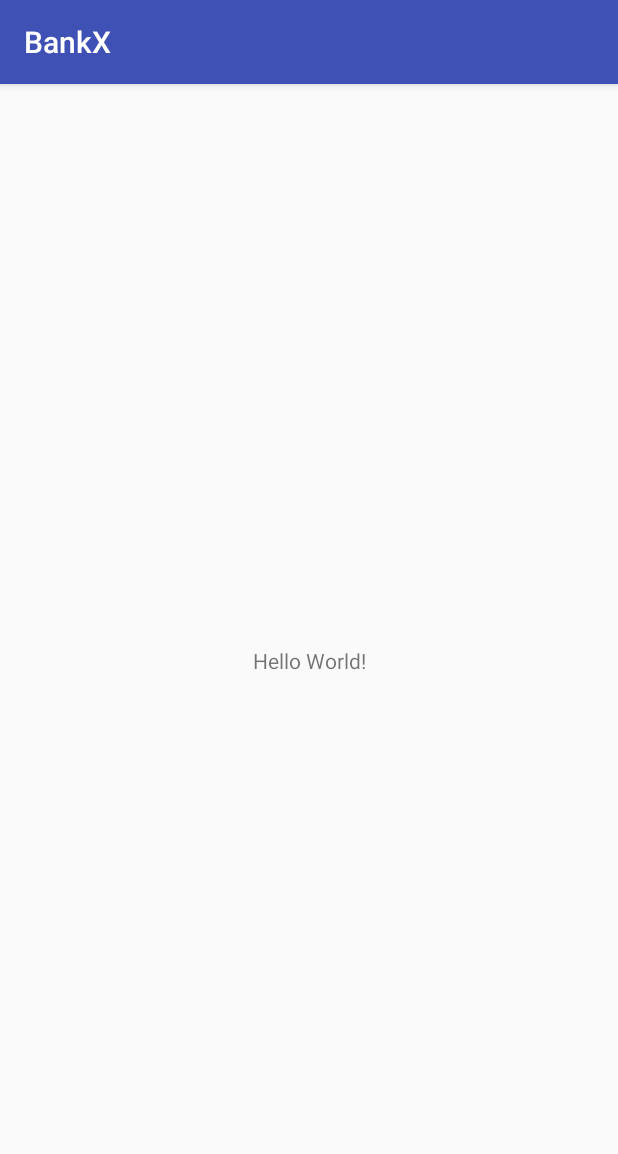
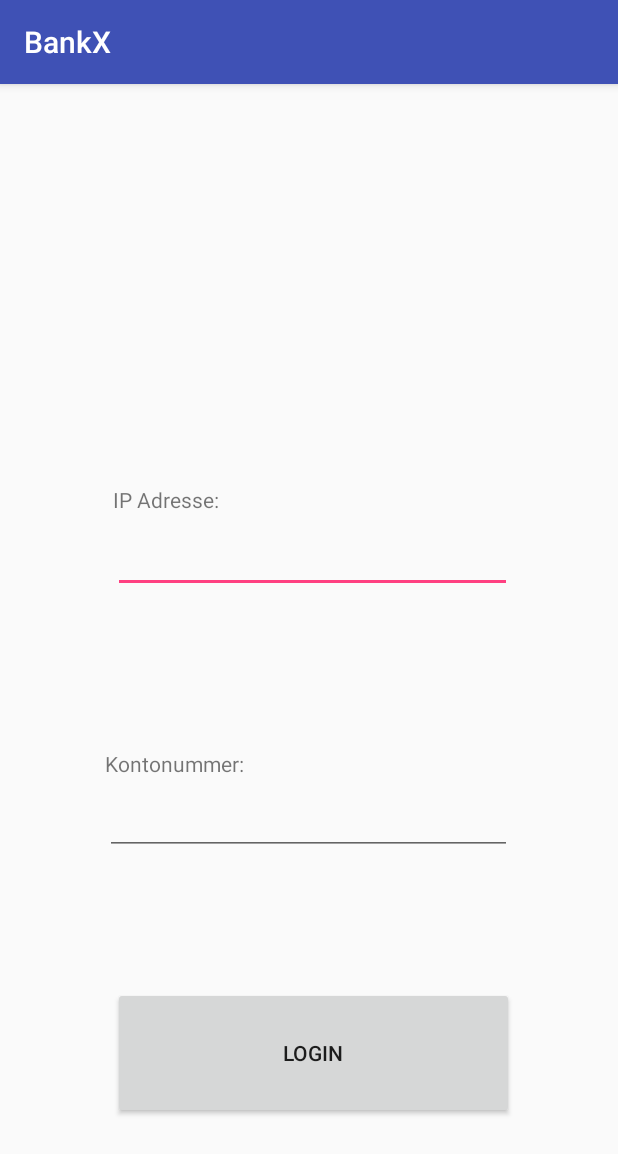
Before and after one commit to LinoJo/BankX, an Android app: the screen it shows after launch (MainActivity), on a phone screen of 412 x 824 dp. Shown: the top 1154 px of the screen. Run offline under Robolectric (Android 15) with nearby library versions, the phone set to English and light mode, and no system bars.

Commit message:
erstes App Design

```diff
--- a/de.bankx.client.android/BankX/app/build.gradle
+++ b/de.bankx.client.android/BankX/app/build.gradle
@@ -27,4 +27,5 @@ dependencies {
     compile 'com.android.support:appcompat-v7:26.+'
     compile 'com.android.support.constraint:constraint-layout:1.0.2'
     testCompile 'junit:junit:4.12'
+    implementation 'com.android.support:recyclerview-v7:27.0.1'
 }
--- a/de.bankx.client.android/BankX/app/src/main/AndroidManifest.xml
+++ b/de.bankx.client.android/BankX/app/src/main/AndroidManifest.xml
@@ -16,6 +16,7 @@
                 <category android:name="android.intent.category.LAUNCHER" />
             </intent-filter>
         </activity>
+        <activity android:name=".contentActivity"></activity>
     </application>
 
 </manifest>
--- a/de.bankx.client.android/BankX/app/src/main/java/de/bankx/client/android/bankx/MainActivity.java
+++ b/de.bankx.client.android/BankX/app/src/main/java/de/bankx/client/android/bankx/MainActivity.java
@@ -1,7 +1,11 @@
 package de.bankx.client.android.bankx;
 
+import android.net.ConnectivityManager;
 import android.support.v7.app.AppCompatActivity;
 import android.os.Bundle;
+import android.view.View;
+import android.widget.Button;
+import android.widget.EditText;
 
 public class MainActivity extends AppCompatActivity {
 
@@ -10,4 +14,15 @@ public class MainActivity extends AppCompatActivity {
         super.onCreate(savedInstanceState);
         setContentView(R.layout.activity_main);
     }
+
+    public void loginServer(View view){
+
+        EditText ipAdresse = (EditText) findViewById(R.id.eingabeIP);
+        EditText kontonummer = (EditText) findViewById(R.id.eingabeKontonummer);
+
+        String ip = ipAdresse.getText().toString();
+
+        kontonummer.setText(String.valueOf(ip));
+    }
+
 }
--- a/de.bankx.client.android/BankX/app/src/main/res/layout/activity_main.xml
+++ b/de.bankx.client.android/BankX/app/src/main/res/layout/activity_main.xml
@@ -1,18 +1,66 @@
 <?xml version="1.0" encoding="utf-8"?>
-<android.support.constraint.ConstraintLayout xmlns:android="http://schemas.android.com/apk/res/android"
+<RelativeLayout xmlns:android="http://schemas.android.com/apk/res/android"
     xmlns:app="http://schemas.android.com/apk/res-auto"
     xmlns:tools="http://schemas.android.com/tools"
     android:layout_width="match_parent"
     android:layout_height="match_parent"
     tools:context="de.bankx.client.android.bankx.MainActivity">
 
+    <Button
+        android:id="@+id/buttonLogin"
+        android:layout_width="267dp"
+        android:layout_height="88dp"
+        android:layout_alignParentBottom="true"
+        android:layout_alignStart="@+id/eingabeIP"
+        android:layout_marginBottom="78dp"
+        android:onClick="loginServer"
+        android:text="Login"
+        tools:layout_editor_absoluteX="72dp"
+        tools:layout_editor_absoluteY="455dp" />
+
+    <EditText
+        android:id="@+id/eingabeIP"
+        android:layout_width="266dp"
+        android:layout_height="wrap_content"
+        android:layout_above="@+id/textKontonummer"
+        android:layout_alignEnd="@+id/eingabeKontonummer"
+        android:layout_marginBottom="104dp"
+        android:ems="10"
+        android:inputType="text"
+        tools:layout_editor_absoluteX="72dp"
+        tools:layout_editor_absoluteY="176dp" />
+
+    <EditText
+        android:id="@+id/eingabeKontonummer"
+        android:layout_width="271dp"
+        android:layout_height="wrap_content"
+        android:layout_above="@+id/buttonLogin"
+        android:layout_centerHorizontal="true"
+        android:layout_marginBottom="88dp"
+        android:ems="10"
+        android:inputType="number"
+        tools:layout_editor_absoluteX="72dp"
+        tools:layout_editor_absoluteY="307dp" />
+
     <TextView
+        android:id="@+id/textIP"
         android:layout_width="wrap_content"
         android:layout_height="wrap_content"
-        android:text="Hello World!"
-        app:layout_constraintBottom_toBottomOf="parent"
-        app:layout_constraintLeft_toLeftOf="parent"
-        app:layout_constraintRight_toRightOf="parent"
-        app:layout_constraintTop_toTopOf="parent" />
+        android:layout_above="@+id/eingabeIP"
+        android:layout_alignStart="@+id/eingabeIP"
+        android:layout_marginBottom="7dp"
+        android:text="IP Adresse:"
+        tools:layout_editor_absoluteX="72dp"
+        tools:layout_editor_absoluteY="149dp" />
 
-</android.support.constraint.ConstraintLayout>
+    <TextView
+        android:id="@+id/textKontonummer"
+        android:layout_width="wrap_content"
+        android:layout_height="wrap_content"
+        android:layout_above="@+id/eingabeKontonummer"
+        android:layout_alignStart="@+id/eingabeKontonummer"
+        android:layout_marginBottom="6dp"
+        android:text="Kontonummer:"
+        tools:layout_editor_absoluteX="72dp"
+        tools:layout_editor_absoluteY="280dp" />
+</RelativeLayout>
--- a/de.bankx.client.android/BankX/build.gradle
+++ b/de.bankx.client.android/BankX/build.gradle
@@ -5,7 +5,7 @@ buildscript {
         jcenter()
     }
     dependencies {
-        classpath 'com.android.tools.build:gradle:2.3.3'
+        classpath 'com.android.tools.build:gradle:3.0.1'
 
         // NOTE: Do not place your application dependencies here; they belong
         // in the individual module build.gradle files
```
Also changed, not shown: de.bankx.client.android/BankX/gradle/wrapper/gradle-wrapper.properties.
